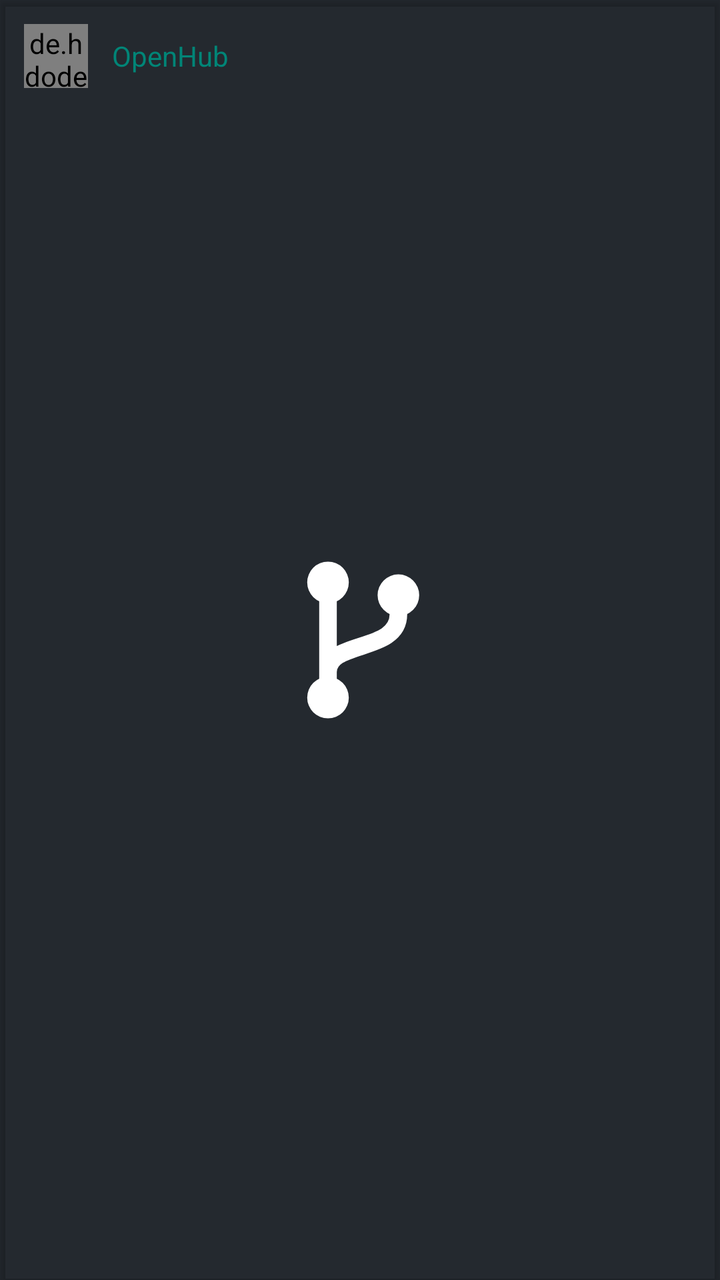
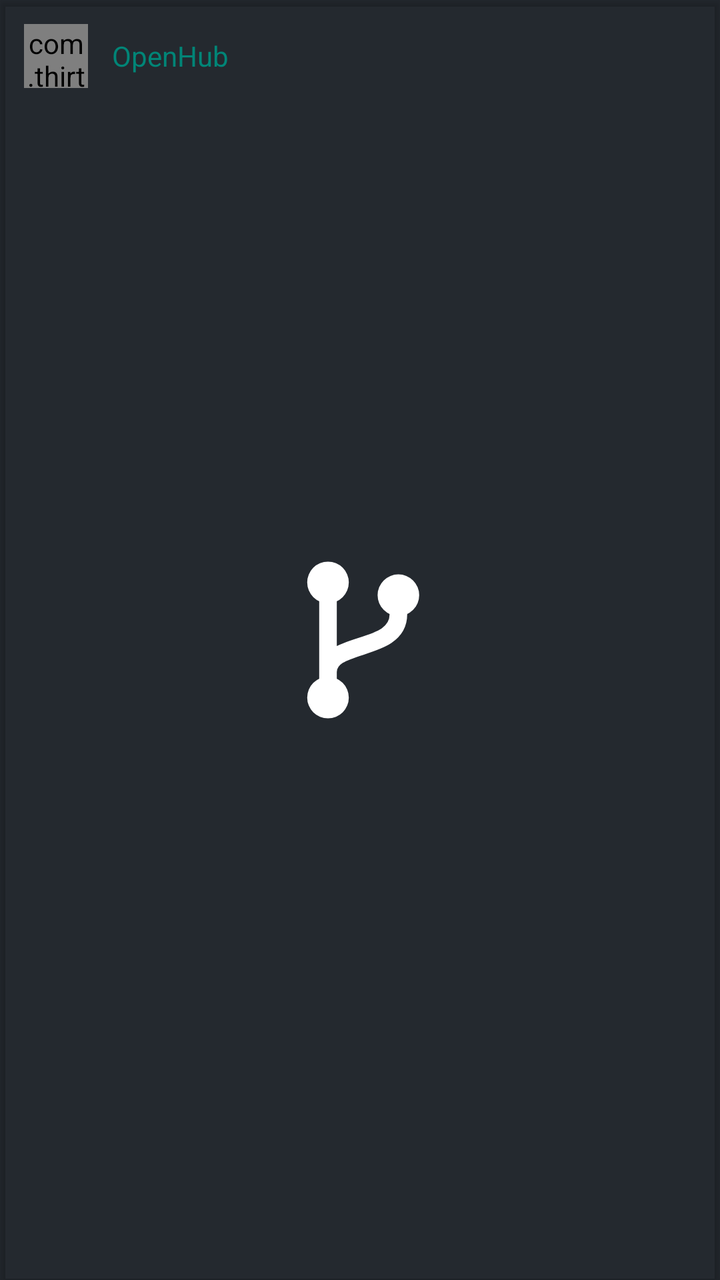

Compare the two renders of this Android layout. The source of the first and the diff that turns it into the second are given below.
<!-- AndroidManifest.xml: application theme SplashTheme -->
<!-- res/layout/layout_item_activity.xml -->
<?xml version="1.0" encoding="utf-8"?>
<androidx.cardview.widget.CardView
    xmlns:android="http://schemas.android.com/apk/res/android"
    xmlns:app="http://schemas.android.com/apk/res-auto"
    android:layout_width="match_parent"
    android:layout_height="wrap_content"
    android:layout_marginLeft="@dimen/card_view_horizontal_margin"
    android:layout_marginRight="@dimen/card_view_horizontal_margin"
    android:layout_marginBottom="@dimen/card_view_vertical_margin"
    android:layout_marginTop="@dimen/card_view_vertical_margin"
    android:background="?card_background"
    android:foreground="?android:attr/selectableItemBackground"
    app:cardBackgroundColor="?card_background"
    app:cardCornerRadius="@dimen/card_view_corner_radius">

    <LinearLayout
        android:layout_width="match_parent"
        android:layout_height="wrap_content"
        android:orientation="vertical"
        android:padding="@dimen/spacing_normal">
        <LinearLayout
            android:layout_width="match_parent"
            android:layout_height="wrap_content"
            android:orientation="horizontal"
            android:gravity="center_vertical">
            <de.hdodenhof.circleimageview.CircleImageView
                android:id="@+id/user_avatar"
                android:layout_width="32dp"
                android:layout_height="32dp"
                android:background="?android:selectableItemBackgroundBorderless"/>
            <TextView
                android:id="@+id/user_name"
                android:layout_width="wrap_content"
                android:layout_height="wrap_content"
                android:text="OpenHub"
                android:textSize="@dimen/text_small"
                android:textColor="?colorAccent"
                android:layout_marginStart="@dimen/spacing_normal"/>
            <TextView
                android:id="@+id/time"
                android:layout_width="0dp"
                android:layout_height="wrap_content"
                android:layout_weight="1"
                android:gravity="right"
                android:layout_gravity="top"
                android:textSize="@dimen/text_mini"
                android:textColor="?android:textColorSecondary"/>
        </LinearLayout>

        <TextView
            android:id="@+id/action"
            android:layout_width="match_parent"
            android:layout_height="wrap_content"
            android:textSize="@dimen/text_normal"
            android:textColor="?android:textColorPrimary"
            android:layout_marginTop="@dimen/spacing_small"
            android:layout_marginBottom="@dimen/spacing_mini"/>

        <TextView
            android:id="@+id/desc"
            android:layout_width="match_parent"
            android:layout_height="wrap_content"
            android:textSize="@dimen/text_small"
            android:textColor="?android:textColorSecondary"
            android:layout_marginBottom="@dimen/spacing_mini"
            android:maxLines="4"
            android:ellipsize="end"/>

    </LinearLayout>

</androidx.cardview.widget.CardView>
<!-- resources referenced by this layout -->
<resources>
  <dimen name="card_view_corner_radius">2dp</dimen>
  <dimen name="card_view_horizontal_margin">8dp</dimen>
  <dimen name="card_view_vertical_margin">4dp</dimen>
  <dimen name="spacing_mini">4dp</dimen>
  <dimen name="spacing_normal">12dp</dimen>
  <dimen name="spacing_small">8dp</dimen>
  <dimen name="text_mini">12sp</dimen>
  <dimen name="text_normal">16sp</dimen>
  <dimen name="text_small">14sp</dimen>
  <style name="SplashTheme" parent="Theme.AppCompat.Light.NoActionBar">
          
          <item name="android:statusBarColor">@color/transparent</item>
          
          <item name="android:windowBackground">@drawable/splash_screen_drawable</item>
          
      </style>
  <color name="transparent">#00FFFFFF</color>
  <!-- drawable splash_screen_drawable (drawable) -->
  <layer-list xmlns:android="http://schemas.android.com/apk/res/android">
      <item>
          <shape>
              <solid android:color="@color/logo_background"/>
          </shape>
      </item>
      <item
          android:width="144dp"
          android:height="144dp"
          android:gravity="center">
          <vector
              android:width="144dp"
              android:height="144dp"
              android:viewportWidth="108"
              android:viewportHeight="108">
              <group
                  android:pivotX="54"
                  android:pivotY="54"
                  android:scaleX="1.2"
                  android:scaleY="1.2">
                  <path
                      android:pathData="M44,40 L44,68 M66,46 C66,58 44,54 44,64"
                      android:strokeColor="#FFFFFF"
                      android:strokeWidth="5.5"
                      android:strokeLineCap="round"/>
                  <path
                      android:fillColor="#FFFFFF"
                      android:pathData="M37.5,36 a6.5,6.5 0 1,0 13,0 a6.5,6.5 0 1,0 -13,0 Z M37.5,72 a6.5,6.5 0 1,0 13,0 a6.5,6.5 0 1,0 -13,0 Z M59.5,40 a6.5,6.5 0 1,0 13,0 a6.5,6.5 0 1,0 -13,0 Z"/>
              </group>
          </vector>
      </item>
  </layer-list>
  <color name="logo_background">#24292F</color>
</resources>

<!-- the commit's change to res/layout/layout_item_activity.xml (unified diff, before → after) -->
@@ -23,7 +23,7 @@
             android:layout_height="wrap_content"
             android:orientation="horizontal"
             android:gravity="center_vertical">
-            <de.hdodenhof.circleimageview.CircleImageView
+            <com.thirtydegreesray.openhub.ui.widget.CircleImageView
                 android:id="@+id/user_avatar"
                 android:layout_width="32dp"
                 android:layout_height="32dp"
